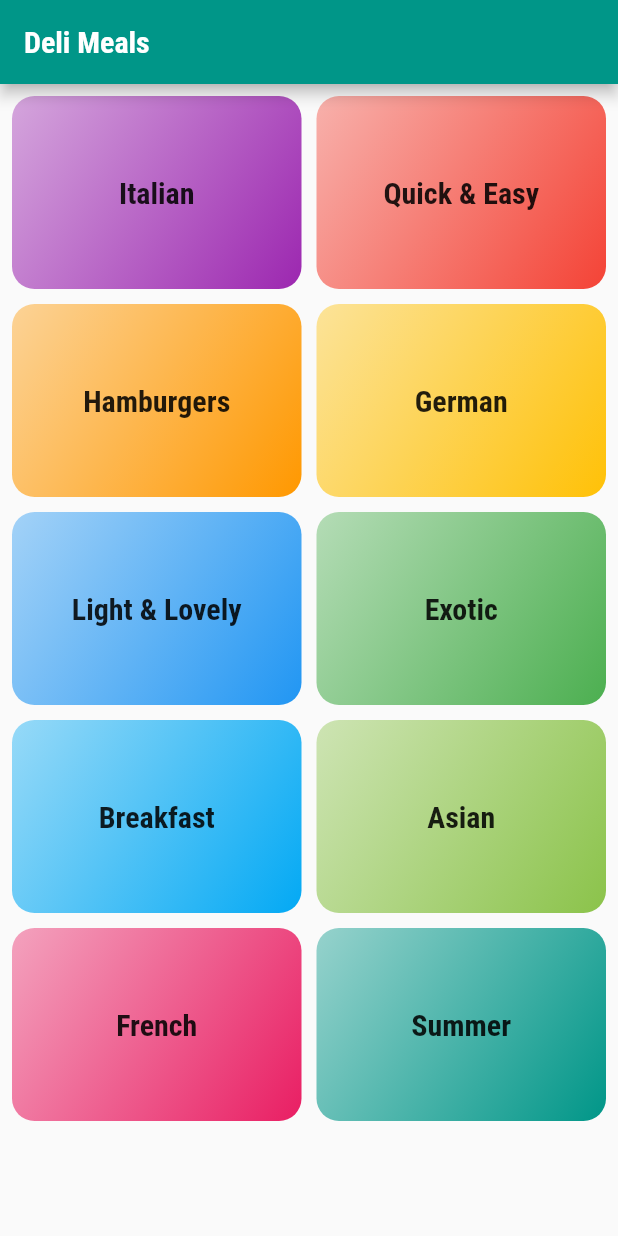
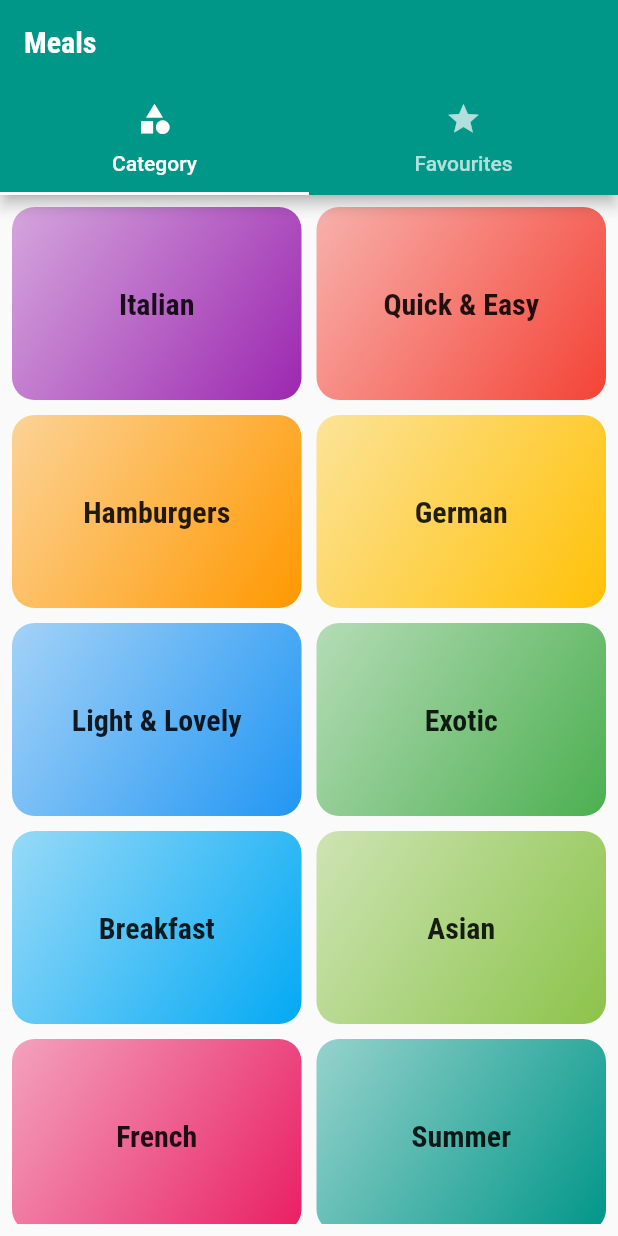
Before and after one commit to LUCYOGUTU/meal_app, a Flutter app: the screen it shows after launch, on a phone screen of 412 x 824 dp. Run offline on Flutter 3.47's test engine with Material 2 defaults, Android fonts, the phone set to English and light mode, and no system bars; Roboto replaces fonts that are missing (Raleway).

Commit message:
feat: adding tab bar to appbar

```diff
--- a/lib/main.dart
+++ b/lib/main.dart
@@ -1,7 +1,7 @@
 import 'package:flutter/material.dart';
-import 'package:meal_app/pages/categories_screen.dart';
 import 'package:meal_app/pages/category_meals_screen.dart';
 import 'package:meal_app/pages/meal_detail_screen.dart';
+import 'package:meal_app/pages/tabs_screen.dart';
 
 void main() {
   runApp(const MyApp());
@@ -32,7 +32,7 @@ class MyApp extends StatelessWidget {
               ),
             ),
       ),
-      home: const CategoriesScreen(),
+      home: const TabScreen(),
       routes: {
         CategoryMealsScreen.routeName: (BuildContext context) {
           return const CategoryMealsScreen();
--- a/lib/pages/categories_screen.dart
+++ b/lib/pages/categories_screen.dart
@@ -8,15 +8,6 @@ class CategoriesScreen extends StatelessWidget {
   @override
   Widget build(BuildContext context) {
     return Scaffold(
-      appBar: AppBar(
-        title: const Text(
-          'Deli Meals',
-          // style: TextStyle(
-          //   fontWeight: FontWeight.bold,
-          //   fontSize: 20,
-          // ),
-        ),
-      ),
       body: Padding(
         padding: const EdgeInsets.all(8.0),
         child: GridView(
--- /dev/null
+++ b/lib/pages/favourites_screen.dart
@@ -0,0 +1,12 @@
+import 'package:flutter/material.dart';
+
+class FavouritesScreen extends StatelessWidget {
+  const FavouritesScreen({super.key});
+
+  @override
+  Widget build(BuildContext context) {
+    return const Scaffold(
+      body: Text('Favourite')
+    );
+  }
+}
--- /dev/null
+++ b/lib/pages/tabs_screen.dart
@@ -0,0 +1,46 @@
+import 'package:flutter/material.dart';
+import 'package:meal_app/pages/categories_screen.dart';
+import 'package:meal_app/pages/favourites_screen.dart';
+
+class TabScreen extends StatefulWidget {
+  const TabScreen({super.key});
+
+  @override
+  State<TabScreen> createState() => _TabScreenState();
+}
+
+class _TabScreenState extends State<TabScreen> {
+  @override
+  Widget build(BuildContext context) {
+    return DefaultTabController(
+      length: 2,
+      child: Scaffold(
+        appBar: AppBar(
+          title: const Text('Meals'),
+          bottom: const TabBar(
+            tabs: [
+              Tab(
+                icon: Icon(
+                  Icons.category,
+                ),
+                text: 'Category',
+              ),
+              Tab(
+                icon: Icon(
+                  Icons.star,
+                ),
+                text: 'Favourites',
+              ),
+            ],
+          ),
+        ),
+        body: const TabBarView(
+          children: [
+            CategoriesScreen(),
+            FavouritesScreen(),
+          ],
+        ),
+      ),
+    );
+  }
+}
```
